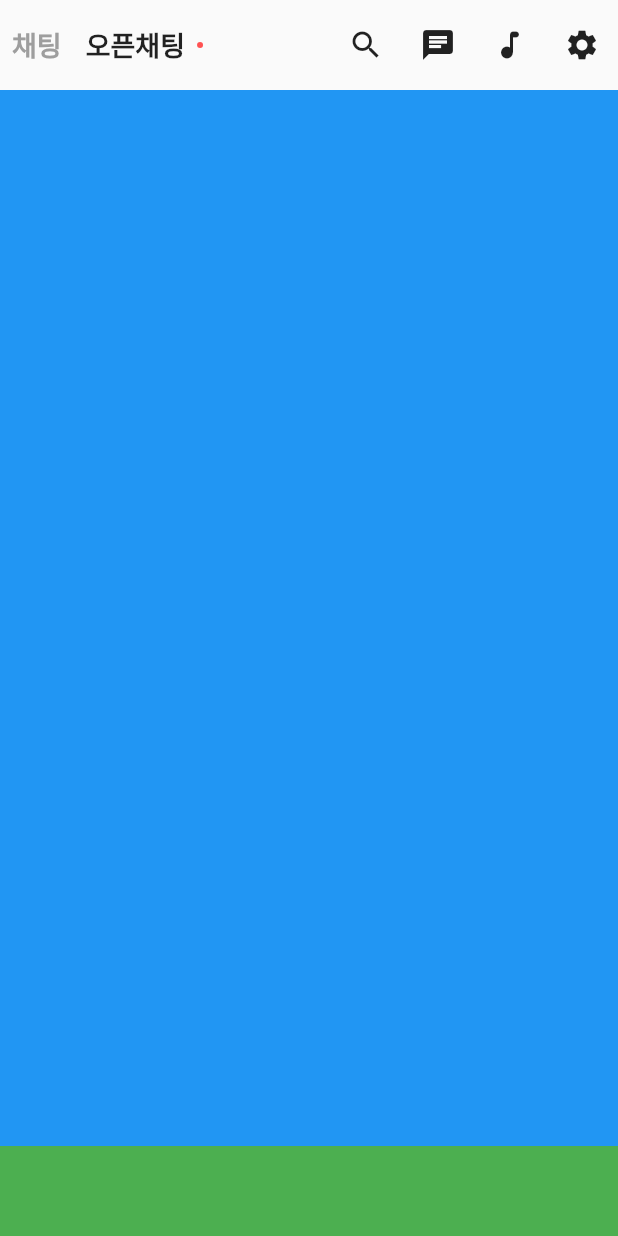
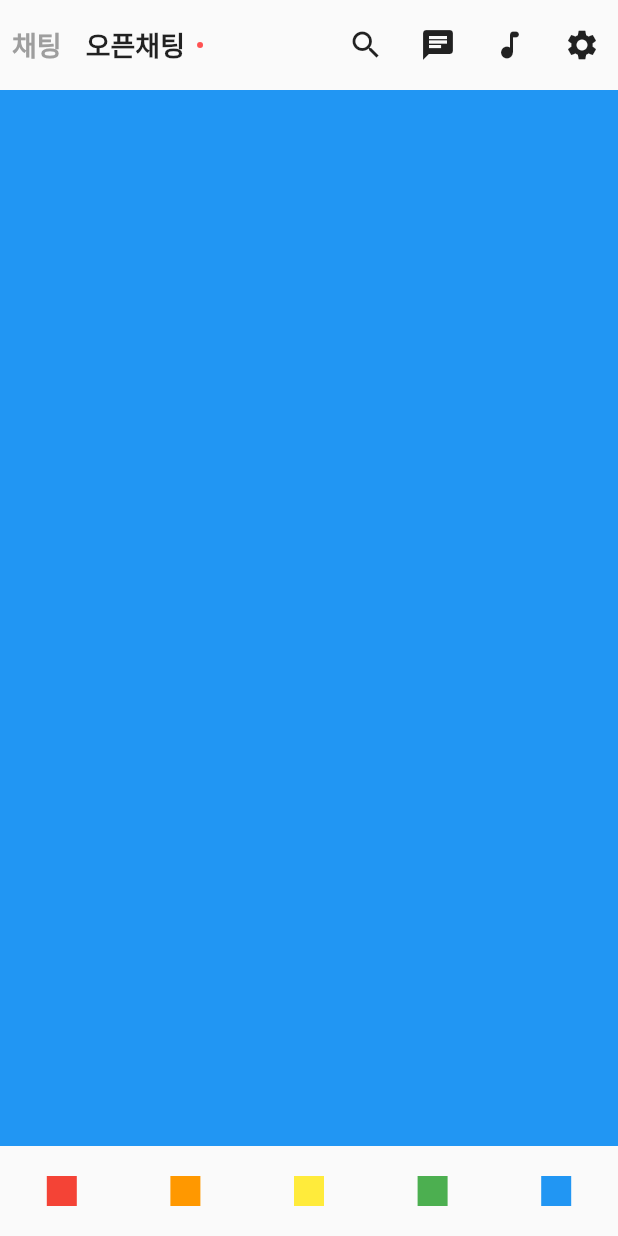
Before and after one commit to threeplef/flutter-KakaoChat, a Flutter app: the screen it shows after launch, on a phone screen of 412 x 824 dp. Run offline on Flutter 3.47's test engine with Material 2 defaults, Android fonts, the phone set to English and light mode, and no system bars.

Commit message:
Add: BottomNavigationBar 뼈대 구현

```diff
--- a/lib/kakaochat_main_screen.dart
+++ b/lib/kakaochat_main_screen.dart
@@ -63,8 +63,17 @@ class KakaoChatScreen extends StatelessWidget {
 
   Widget _bottomNavigationBar() {
     return Container(
-      color: Colors.green,
       height: 60,
+      child: Row(
+        mainAxisAlignment: MainAxisAlignment.spaceAround,
+        children: [
+          Container(color: Colors.red, width: 20, height: 20),
+          Container(color: Colors.orange, width: 20, height: 20),
+          Container(color: Colors.yellow, width: 20, height: 20),
+          Container(color: Colors.green, width: 20, height: 20),
+          Container(color: Colors.blue, width: 20, height: 20),
+        ],
+      ),
     );
   }
 
```
